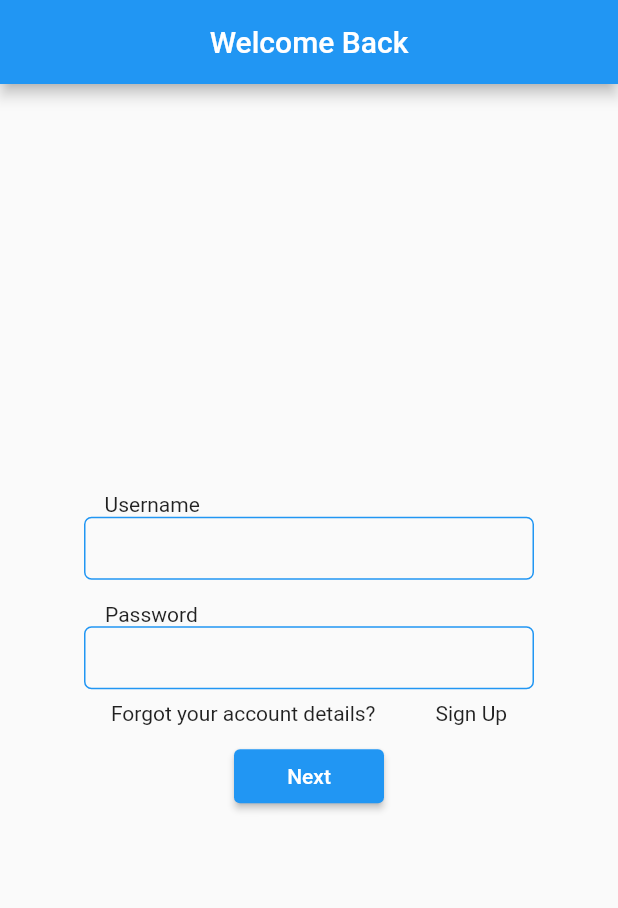
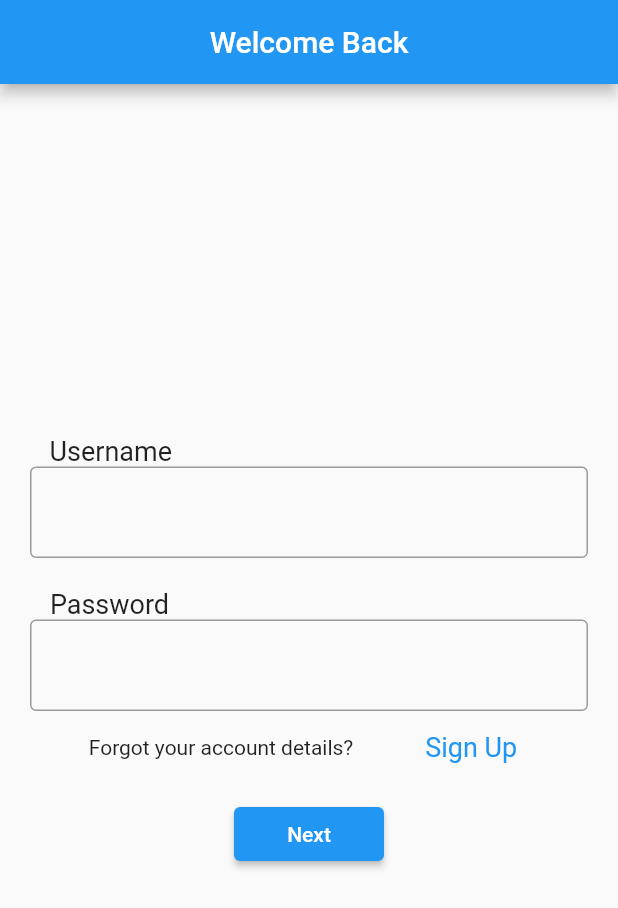
Before and after one commit to Alaurosa/QuicKitchen, a Flutter app: the screen it shows after launch, on a phone screen of 412 x 824 dp. Shown: the top 908 px of the screen. Run offline on Flutter 3.47's test engine with Material 2 defaults, Android fonts, the phone set to English and light mode, and no system bars.

Commit message:
Update main.dart

```diff
--- a/lib/main.dart
+++ b/lib/main.dart
@@ -1,3 +1,4 @@
+import 'package:flutter/gestures.dart';
 import 'package:flutter/material.dart';
 import 'package:simplymakedemo/home.dart';
 
@@ -29,24 +30,18 @@ class MyHomePage extends StatefulWidget {
 }
 
 class _MyHomePageState extends State<MyHomePage> {
+  String displayedText=" ";
 
   void home(){
   Navigator.push(context, MaterialPageRoute(builder: (context) => homePage()));
+  setState(() {
+    displayedText=" ";
+  });
 }
 
   @override
   Widget build(BuildContext context) {
-    var container= Container(
-      padding:EdgeInsets.all(20),
-      width:300,
-      alignment: Alignment.center,
-      decoration: BoxDecoration(
-        border: Border.all(color: Colors.blue),
-        borderRadius: BorderRadius.all(
-          Radius.circular(5.0),
-        ),
-      ),
-    );
+
     return Scaffold(
       appBar: AppBar(
         title: Center(child: Text("Welcome Back")),
@@ -56,28 +51,57 @@ class _MyHomePageState extends State<MyHomePage> {
           mainAxisAlignment: MainAxisAlignment.center,
           children: <Widget>[
             Container(
-              alignment: FractionalOffset(0.2, 0.6),
-              child: Text("Username"),
+              alignment: FractionalOffset(0.1, 0.6),
+              child: Text(
+                "Username",
+                style: TextStyle(fontSize: 18),
+                ),
             ),
             Padding(
-              padding: const EdgeInsets.only(bottom: 15.0),
-              child: container,
-            ),
+                padding: const EdgeInsets.symmetric(horizontal:20.0),
+                child: TextFormField(
+                  decoration: InputDecoration(
+                    border:OutlineInputBorder()
+                  ),
+                  style: TextStyle(fontSize: 18.0),
+                  onChanged: (text){
+                    displayedText = text;
+                  },
+                ),
+              ),
             Container(
-              alignment: FractionalOffset(0.2,0.6),
-              child: Text("Password"),
+              alignment: FractionalOffset(0.1,0.6),
+              child: Text(
+                "Password",
+                style: TextStyle(fontSize:18.0),
+              ),
+              padding: const EdgeInsets.only(top:20.0),
             ),
             Padding(
-              padding: const EdgeInsets.only(bottom:8.0),
-              child: container,
-            ),
+              padding: const EdgeInsets.symmetric(horizontal:20.0),
+                child: TextFormField(
+                  decoration: InputDecoration(
+                    border:OutlineInputBorder()
+                  ),
+                  style: TextStyle(fontSize: 18.0),
+                  onChanged: (text){
+                    displayedText = text;
+                  },
+                ),
+              ),
             Row(
               mainAxisAlignment: MainAxisAlignment.center,
               children: [
                 Text("Forgot your account details?"),
                 Padding(
-                  padding: const EdgeInsets.only(left: 40.0),
-                  child: Text("Sign Up"),
+                  padding: const EdgeInsets.only(left:40.0),
+                  child: TextButton(
+                    style: TextButton.styleFrom(
+                      textStyle: const TextStyle(fontSize: 18),
+                    ),
+                    onPressed: () => {},
+                    child: const Text('Sign Up'),
+                  ),
                 ),
               ],
             ),
```
